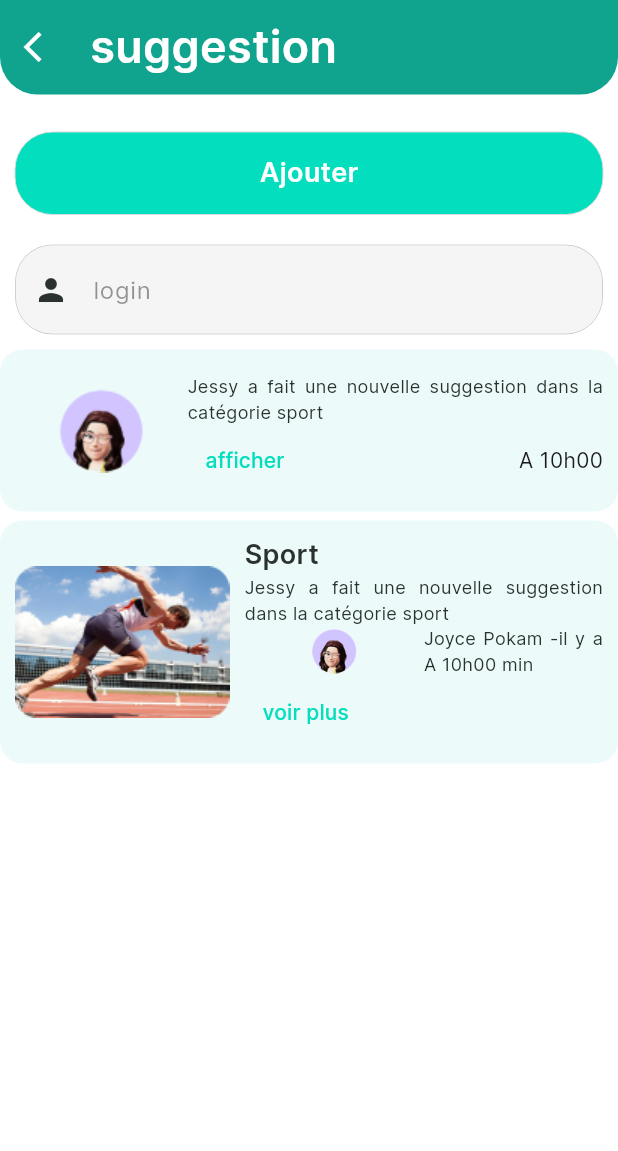
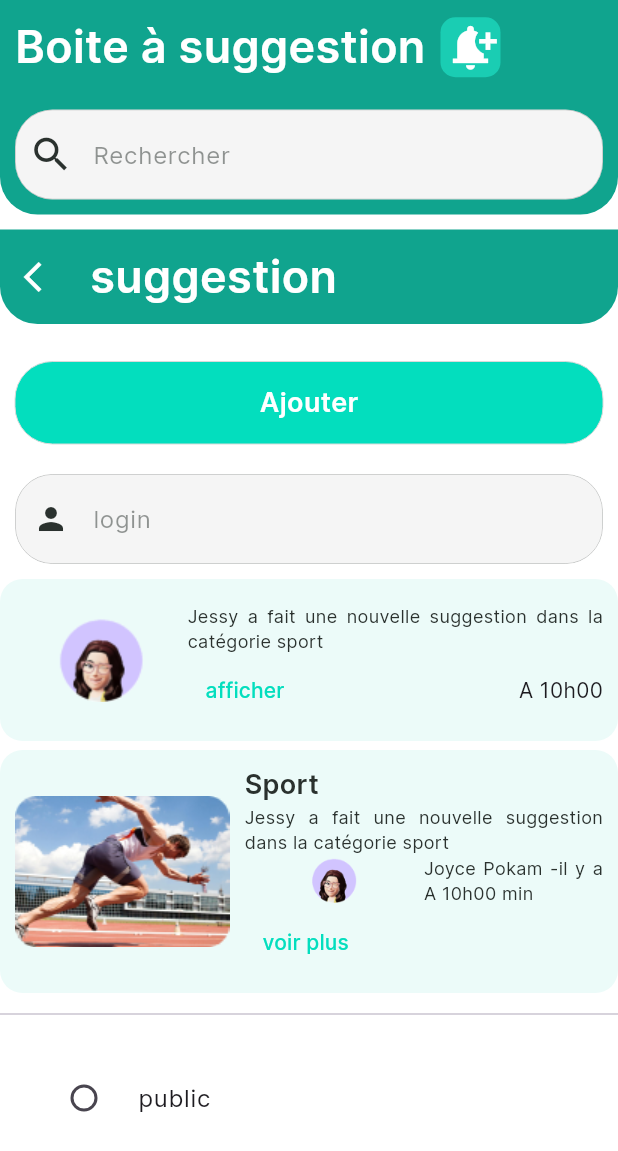
Before and after one commit to Lyvia23/boite_suggestion_mobile, a Flutter app: the screen it shows after launch, on a phone screen of 412 x 824 dp. Shown: the top 1151 px of the screen. Run offline on Flutter 3.47's test engine with Material 3 defaults, Android fonts, the phone set to English and light mode, and no system bars; our stand-ins replace get.

Commit message:
les composants

```diff
--- /dev/null
+++ b/lib/components/app.radio.dart
@@ -0,0 +1,83 @@
+import 'package:boite_suggestion/theme/theme.dart';
+import 'package:flutter/material.dart';
+
+class CustomRadio extends StatelessWidget {
+  final Function(dynamic value)? onChanged;
+  final String? groupvalue;
+  final String? value;
+  final String? title;
+  const CustomRadio(
+      {super.key,
+      required this.onChanged,
+      required this.groupvalue,
+      required this.value,
+      required this.title});
+
+  @override
+  Widget build(BuildContext context) {
+    return Container(
+      padding: EdgeInsets.all(20),
+      decoration: BoxDecoration(
+
+
+    ),
+      child: RadioListTile(
+          title: Text(title!),
+          value: value,
+          groupValue: groupvalue,
+          onChanged: onChanged),
+    );
+  }
+}
+// import 'package:flutter/material.dart';
+
+// class CustomRadio extends StatelessWidget {
+//   const CustomRadio({super.key});
+
+//   @override
+//   Widget build(BuildContext context) {
+//     return Container(
+//             padding: EdgeInsets.all(20),
+//             child:
+//           Row(
+//             children: [
+
+
+
+//                 RadioListTile(
+//                     title: Text("Male"),
+//                     value: "male",
+//                     groupValue: gender,
+//                     onChanged: (value){
+//                       setState(() {
+//                           gender = value.toString();
+//                       });
+//                     },
+//                 ),
+
+//                 RadioListTile(
+//                     title: Text("Female"),
+//                     value: "female",
+//                     groupValue: gender,
+//                     onChanged: (value){
+//                       setState(() {
+//                           gender = value.toString();
+//                       });
+//                     },
+//                 ),
+
+//                 RadioListTile(
+//                       title: Text("Other"),
+//                       value: "other",
+//                       groupValue: gender,
+//                       onChanged: (value){
+//                         setState(() {
+//                             gender = value.toString();
+//                         });
+//                       },
+//                 )
+//             ],
+//           ),
+//         );
+//   }
+// }
--- a/lib/features/login/controller/login.controller.dart
+++ b/lib/features/login/controller/login.controller.dart
@@ -4,4 +4,11 @@ import 'package:get/get.dart';
 
 class LoginController extends GetxController {
 
+  RxString selectedvalue = "".obs;
+
+  void onChangeValue(String value) {
+    selectedvalue.value = value;
+    update();
+  }
+
 }
--- a/lib/features/login/view/login.view.dart
+++ b/lib/features/login/view/login.view.dart
@@ -1,6 +1,8 @@
 // ignore_for_file: prefer_const_constructors, prefer_const_literals_to_create_immutables
 
 import 'package:boite_suggestion/components/Custom.suggestion.listes.dart';
+import 'package:boite_suggestion/components/app.radio.dart';
+import 'package:boite_suggestion/components/app.searchbar.dart';
 import 'package:boite_suggestion/components/custom.app.entete.dart';
 import 'package:boite_suggestion/components/custom.button.dart';
 import 'package:boite_suggestion/components/custom.text.fields.dart';
@@ -20,10 +22,12 @@ class LoginView extends GetView<LoginController> {
         return SafeArea(
           child: Scaffold(
             body: Container(
+              child: SingleChildScrollView(
                 child: Column(mainAxisSize: MainAxisSize.min, children: [
-                // SearchBarAction(
-                //   title: 'Boite à suggestion',
-                // ),
+                  SearchBarAction(
+                    title: 'Boite à suggestion',
+                  ),
+                  SizedBox(height: 10),
                   CustomAppEntete(title: 'suggestion',
                   onTap: () {
                     Get.back();
@@ -54,10 +58,17 @@ class LoginView extends GetView<LoginController> {
                   ),
                   CustomSuggestionsList(image: 'assets/images/sport.png', title: 'Sport', paragraph: "Jessy a fait une nouvelle suggestion dans la catégorie sport", onTap:() {}, heure: 'A 10h00',
                   color: Palette.hintColorList, titleTextButton: 'voir plus', profile: 'assets/images/avatar.png', nomutilisateur: 'Joyce Pokam',
-                )
+                  ),
 
 
+                  Divider(),
+
+                  CustomRadio(onChanged: (value){
+                    controller.onChangeValue(value);
+                  }, groupvalue: 'statut suggestion', value: 'public', title: 'public')
+
                 ]),
+              ),
             ),
           ),
         );
```
Lines whose indentation alone changed are shown as unchanged.
